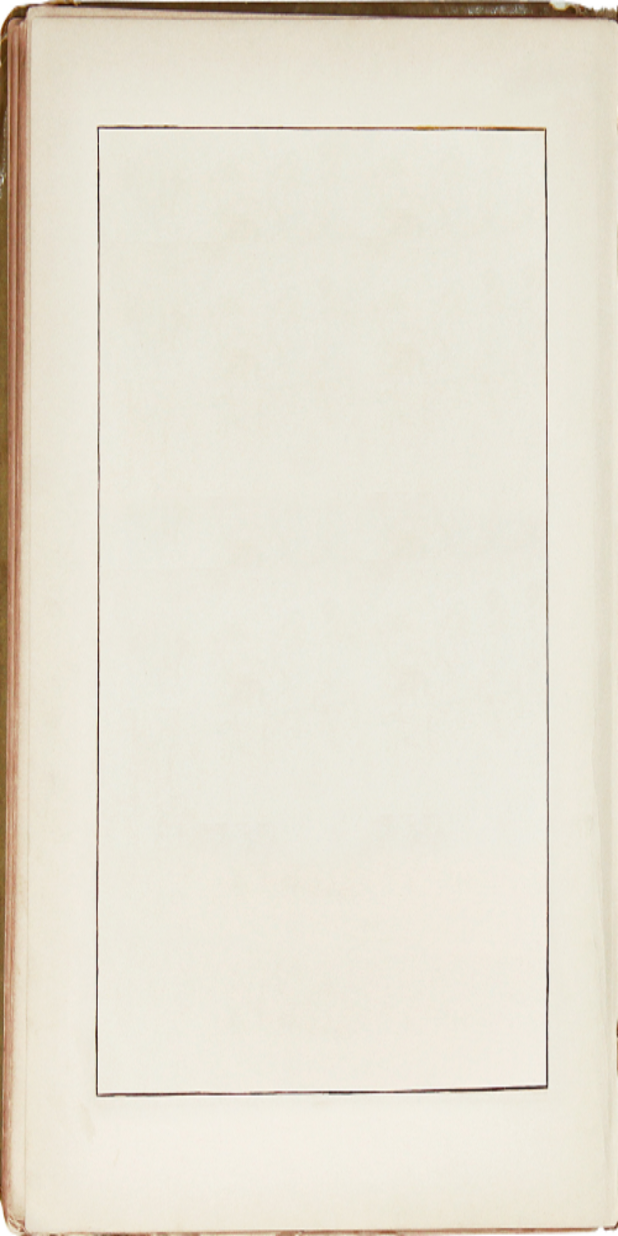
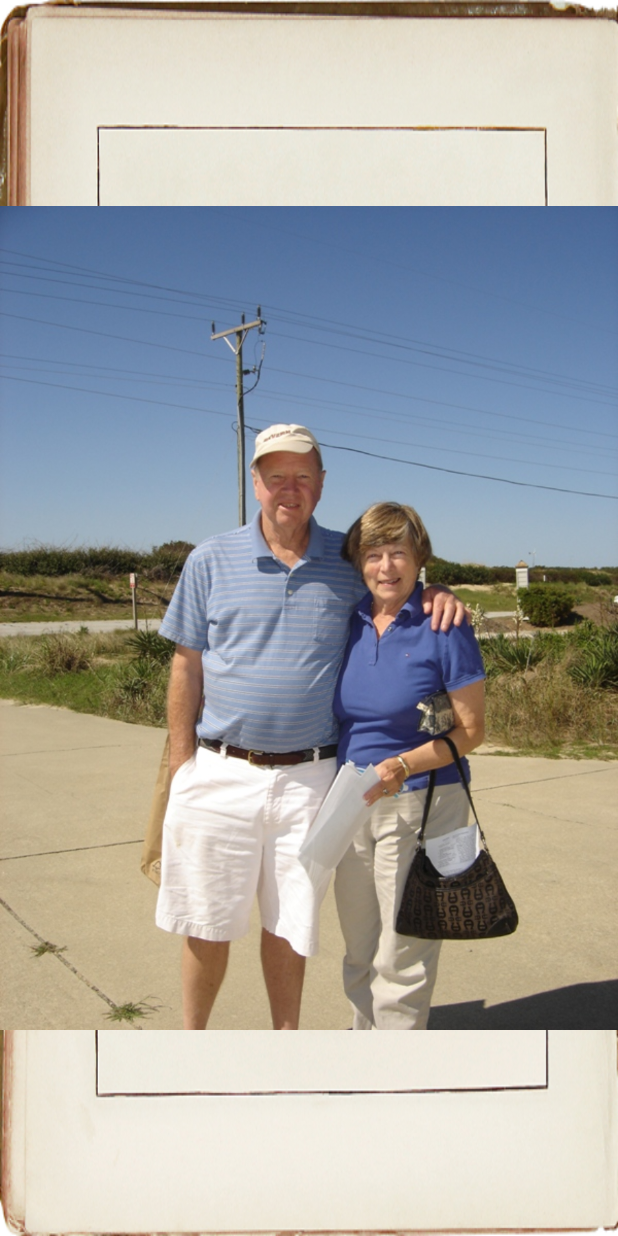
Before and after one commit to DrewGregory/Challenge-KodingKidz, an Android app: the LeftPageAct screen opened directly, with no data from a screen before it, on a phone screen of 412 x 824 dp. Run offline under Robolectric (Android 15) with nearby library versions, the phone set to English and light mode, and no system bars.

Commit message:
Committ 2

```diff
--- a/app/src/main/AndroidManifest.xml
+++ b/app/src/main/AndroidManifest.xml
@@ -17,7 +17,7 @@
             </intent-filter>
         </activity>
         <activity
-            android:name=".InsideScrapBook"
+            android:name=".LeftPageAct"
             android:configChanges="orientation|keyboardHidden|screenSize"
             android:label="@string/title_activity_inside_scrap_book"
             android:parentActivityName=".MainActivity"
@@ -26,6 +26,10 @@
                 android:name="android.support.PARENT_ACTIVITY"
                 android:value="MainActivity" />
         </activity>
+        <activity
+            android:name=".RightPageAct"
+            android:label="@string/title_activity_right_page" >
+        </activity>
     </application>
 
 </manifest>
--- a/app/src/main/java/com/kodingkidz/alzhelp/HomeScrapBookAdapter.java
+++ b/app/src/main/java/com/kodingkidz/alzhelp/HomeScrapBookAdapter.java
@@ -7,10 +7,7 @@ import android.view.View;
 import android.view.ViewGroup;
 import android.widget.AdapterView;
 import android.widget.ArrayAdapter;
-import android.widget.BaseAdapter;
-import android.widget.GridView;
 import android.widget.ImageView;
-import android.widget.ListView;
 import android.widget.TextView;
 
 /**
@@ -64,7 +61,7 @@ public class HomeScrapBookAdapter extends ArrayAdapter<String> implements Adapte
 
     @Override
     public void onItemClick(AdapterView<?> parent, View view, int position, long id) {
-        Intent openBook = new Intent(getContext(), InsideScrapBook.class);
+        Intent openBook = new Intent(getContext(), LeftPageAct.class);
         context.startActivity(openBook);
     }
 }
--- a/app/src/main/java/com/kodingkidz/alzhelp/InsideScrapBook.java
+++ b/app/src/main/java/com/kodingkidz/alzhelp/LeftPageAct.java
@@ -19,7 +19,7 @@ import android.support.v4.app.NavUtils;
  *
  * @see SystemUiHider
  */
-public class InsideScrapBook extends Activity {
+public class LeftPageAct extends Activity {
     /**
      * Whether or not the system UI should be auto-hidden after
      * {@link #AUTO_HIDE_DELAY_MILLIS} milliseconds.
--- a/app/src/main/res/layout/activity_inside_scrap_book.xml
+++ b/app/src/main/res/layout/activity_inside_scrap_book.xml
@@ -10,4 +10,11 @@
     <!-- This FrameLayout insets its children based on system windows using
          android:fitsSystemWindows. -->
 
+    <ImageView
+        android:layout_width="wrap_content"
+        android:layout_height="wrap_content"
+        android:id="@+id/imageView"
+        android:src="@drawable/demo_pic_one"
+        android:layout_centerVertical="true"
+        android:layout_centerHorizontal="true" />
 </RelativeLayout>
--- a/app/src/main/res/values/strings.xml
+++ b/app/src/main/res/values/strings.xml
@@ -7,4 +7,8 @@
     <string name="title_activity_inside_scrap_book">InsideScrapBook</string>
     <string name="dummy_button">Dummy Button</string>
     <string name="dummy_content">DUMMY\nCONTENT</string>
+
+<!-- TODO: Remove or change this placeholder text -->
+    <string name="hello_blank_fragment">Hello blank fragment</string>
+    <string name="title_activity_right_page">RightPageAct</string>
 </resources>
```
Also changed, not shown: app/src/main/java/com/kodingkidz/alzhelp/RightPage.java (added, +109 -0 lines), app/src/main/java/com/kodingkidz/alzhelp/RightPageAct.java (added, +39 -0 lines), app/src/main/res/layout/activity_right_page.xml (added, +18 -0 lines), app/src/main/res/layout/fragment_right_page.xml (added, +9 -0 lines), app/src/main/res/menu/menu_right_page.xml (added, +7 -0 lines), app/src/main/res/drawable/demo_pic_one.jpg (added), app/src/main/res/drawable/demo_pic_two.jpg (added), app/src/main/res/drawable/open_book_right.jpg (renamed from app/src/main/res/drawable/open_book._right.jpg), 1 other file.
